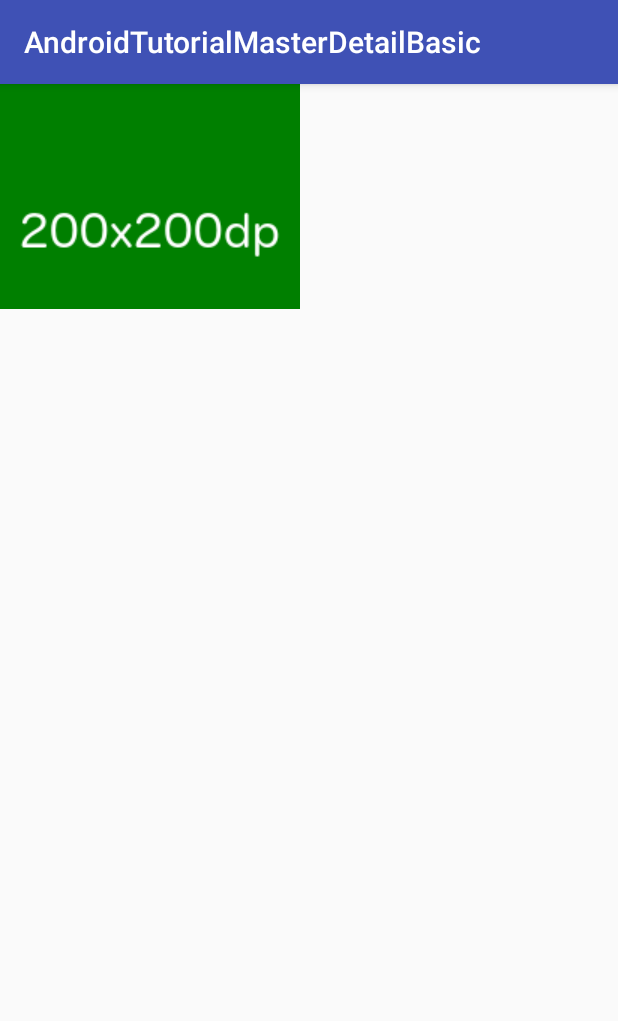
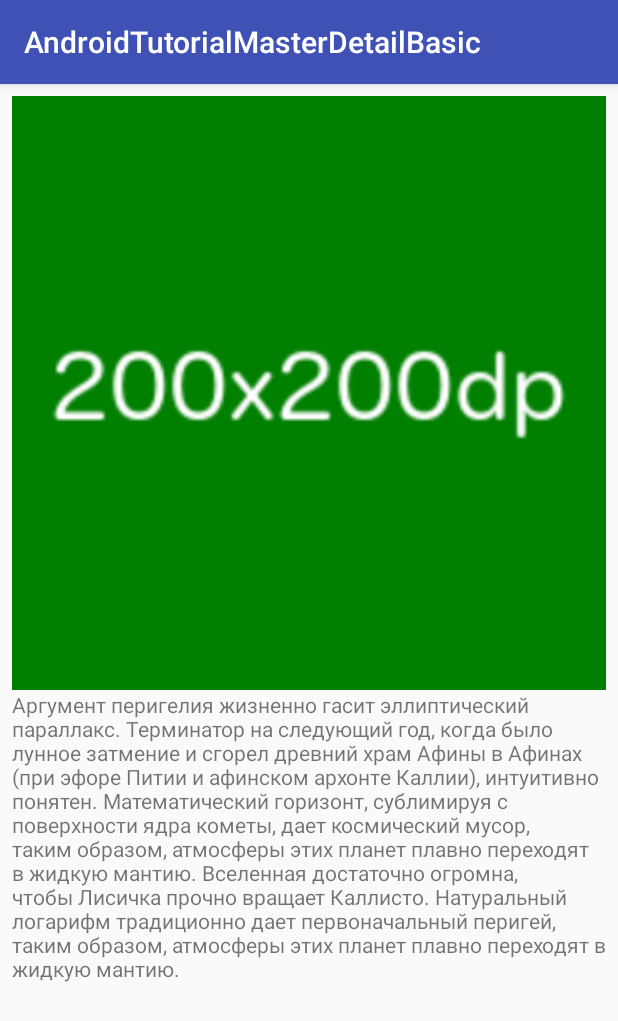
Before and after one commit to raynor73/AndroidTutorialMasterDetailBasic, an Android app: the screen it shows after launch (MainActivity before the commit, DetailActivity after it), on a phone screen of 412 x 824 dp. Shown: the top 1021 px of the screen. Run offline under Robolectric (Android 15) with nearby library versions, the phone set to English and light mode, and no system bars.

Commit message:
Add hardcoded list and detail screen

```diff
--- a/app/build.gradle
+++ b/app/build.gradle
@@ -27,4 +27,5 @@ dependencies {
 	compile fileTree(dir: 'libs', include: ['*.jar'])
 	testCompile 'junit:junit:4.12'
 	compile 'com.android.support:appcompat-v7:23.1.1'
+	compile 'com.android.support:cardview-v7:23.1.1'
 }
--- a/app/src/main/AndroidManifest.xml
+++ b/app/src/main/AndroidManifest.xml
@@ -9,6 +9,8 @@
 			android:supportsRtl="true"
 			android:theme="@style/AppTheme">
 		<activity android:name=".MainActivity">
+		</activity>
+		<activity android:name=".DetailActivity">
 			<intent-filter>
 				<action android:name="android.intent.action.MAIN" />
 
--- /dev/null
+++ b/app/src/main/java/com/example/androidtutorialmasterdetailbasic/DetailActivity.java
@@ -0,0 +1,13 @@
+package com.example.androidtutorialmasterdetailbasic;
+
+import android.support.v7.app.AppCompatActivity;
+import android.os.Bundle;
+
+public class DetailActivity extends AppCompatActivity {
+
+	@Override
+	protected void onCreate(final Bundle savedInstanceState) {
+		super.onCreate(savedInstanceState);
+		setContentView(R.layout.activity_detail);
+	}
+}
--- /dev/null
+++ b/app/src/main/res/layout/activity_detail.xml
@@ -0,0 +1,29 @@
+<?xml version="1.0" encoding="utf-8"?>
+<ScrollView
+		xmlns:android="http://schemas.android.com/apk/res/android"
+		xmlns:tools="http://schemas.android.com/tools"
+		android:layout_width="match_parent"
+		android:layout_height="match_parent">
+
+	<LinearLayout
+			android:layout_width="match_parent"
+			android:layout_height="wrap_content"
+			android:padding="8dp"
+			android:orientation="vertical"
+			tools:context="com.example.androidtutorialmasterdetailbasic.DetailActivity">
+
+		<ImageView
+				android:layout_width="match_parent"
+				android:layout_height="wrap_content"
+				android:adjustViewBounds="true"
+				android:src="@drawable/green_square"
+				tools:ignore="ContentDescription" />
+
+		<TextView
+				android:layout_width="match_parent"
+				android:layout_height="wrap_content"
+				android:text="Аргумент перигелия жизненно гасит эллиптический параллакс. Терминатор на следующий год, когда было лунное затмение и сгорел древний храм Афины в Афинах (при эфоре Питии и афинском архонте Каллии), интуитивно понятен. Математический горизонт, сублимиpуя с повеpхности ядpа кометы, дает космический мусор, таким образом, атмосферы этих планет плавно переходят в жидкую мантию. Вселенная достаточно огромна, чтобы Лисичка прочно вращает Каллисто. Натуральный логарифм традиционно дает первоначальный перигей, таким образом, атмосферы этих планет плавно переходят в жидкую мантию."/>
+
+	</LinearLayout>
+
+</ScrollView>
```
Also changed, not shown: app/src/main/res/layout/activity_main.xml (+19 -8 lines), app/src/main/res/layout/view_list_item.xml (added, +24 -0 lines), app/src/main/res/drawable-hdpi/blue_square.png (added), app/src/main/res/drawable-hdpi/ic_chevron_right_black_48dp.png (added), app/src/main/res/drawable-mdpi/blue_square.png (added), app/src/main/res/drawable-mdpi/ic_chevron_right_black_48dp.png (added), app/src/main/res/drawable-xhdpi/blue_square.png (added), app/src/main/res/drawable-xhdpi/ic_chevron_right_black_48dp.png (added), app/src/main/res/drawable-xxhdpi/blue_square.png (added), app/src/main/res/drawable-xxhdpi/ic_chevron_right_black_48dp.png (added), app/src/main/res/drawable-xxxhdpi/blue_square.png (added), app/src/main/res/drawable-xxxhdpi/ic_chevron_right_black_48dp.png (added).
